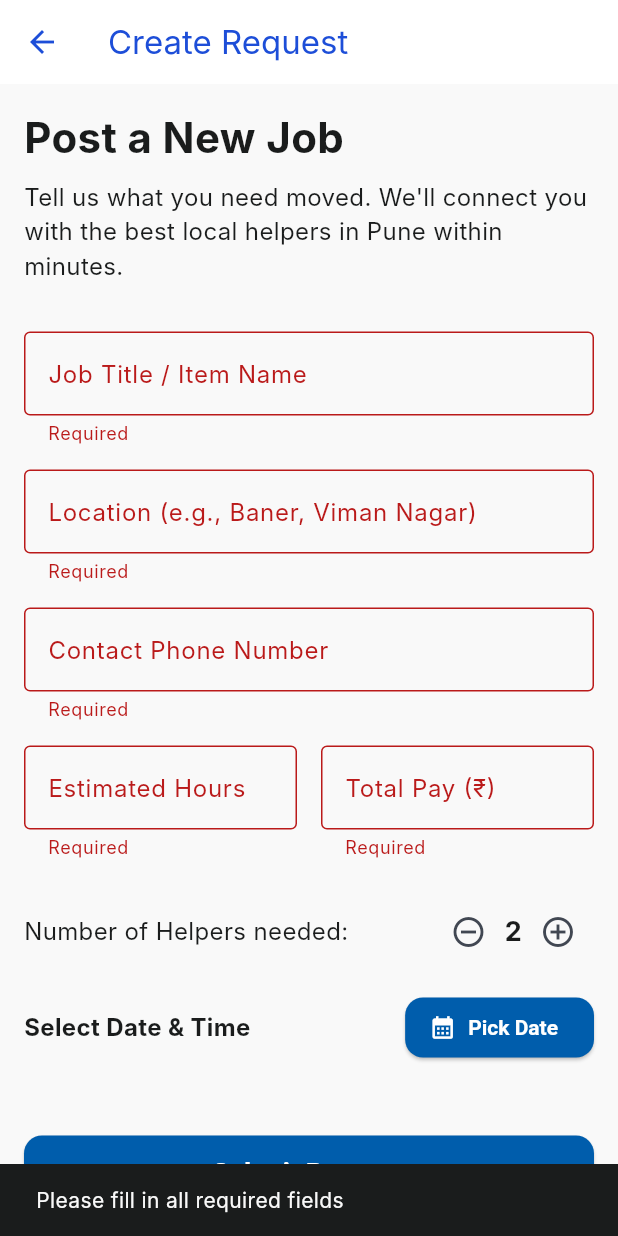
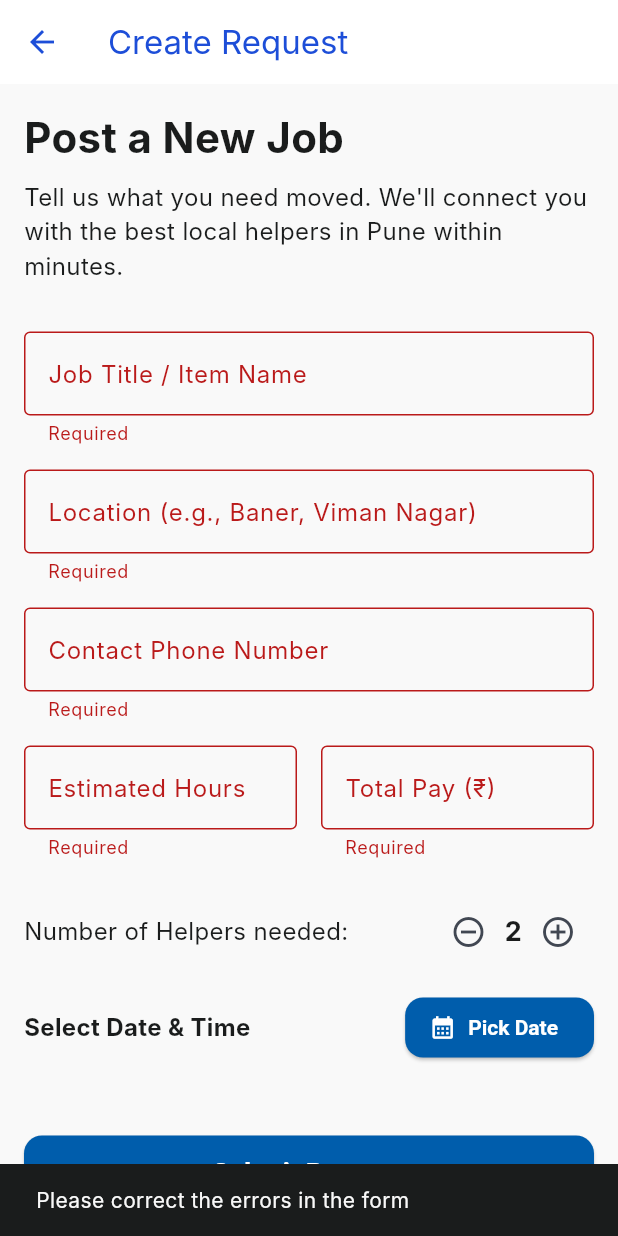
Before and after one commit to SohamSawant21/Shiftease_pune, a Flutter app: the CreateRequestScreen screen opened by its route, after a tap on "Submit Request", on a phone screen of 412 x 824 dp. Run offline on Flutter 3.47's test engine with Material 3 defaults, Android fonts, the phone set to English and light mode, and no system bars; our stand-ins replace cloud_firestore, firebase_auth, firebase_core; accounts and stored records are empty; Roboto replaces fonts that are missing (Inter).

Commit message:
Input Validation & Error Handling

```diff
--- a/shiftease_pune/lib/screens/requester/create_request_screen.dart
+++ b/shiftease_pune/lib/screens/requester/create_request_screen.dart
@@ -55,14 +55,13 @@ class _CreateRequestScreenState extends State<CreateRequestScreen> {
       lastDate: DateTime.now().add(const Duration(days: 365)),
     );
 
-    if (date != null) {
-      if (!mounted) return;
+    if (date != null && mounted) {
       final time = await showTimePicker(
         context: context,
         initialTime: TimeOfDay.now(),
       );
 
-      if (time != null) {
+      if (time != null && mounted) {
         setState(() {
           _selectedDate = date;
           _selectedTime = time;
@@ -73,32 +72,25 @@ class _CreateRequestScreenState extends State<CreateRequestScreen> {
 
   Future<void> _submit() async {
     final formState = _formKey.currentState;
+
+    // 1. Check if all text fields pass their individual validation rules
     if (formState == null || !formState.validate()) {
       ScaffoldMessenger.of(context).showSnackBar(
-        const SnackBar(content: Text('Please fill in all required fields')),
+        const SnackBar(content: Text('Please correct the errors in the form')),
       );
       return;
     }
 
+    // 2. Ensure Date and Time are selected
     if (_selectedDate == null || _selectedTime == null) {
        ScaffoldMessenger.of(context).showSnackBar(
-        const SnackBar(content: Text('Please select Date & Time')),
+        const SnackBar(content: Text('Please select a valid date and time')),
       );
       return;
     }
 
-    // Start loading spinner
-    setState(() {
-      _isLoading = true;
-    });
-
-    try {
-      // 1. Get the current logged-in user
-      final user = FirebaseAuth.instance.currentUser;
-      if (user == null) throw Exception("No user logged in");
-
-      // 2. Combine date and time
-      final combinedDateTime = DateTime(
+    // 3. Ensure the selected Date and Time are not in the past
+    final selectedDateTime = DateTime(
       _selectedDate!.year,
       _selectedDate!.month,
       _selectedDate!.day,
@@ -106,35 +98,46 @@ class _CreateRequestScreenState extends State<CreateRequestScreen> {
       _selectedTime!.minute,
     );
 
-      // 3. Save to Firestore
+    if (selectedDateTime.isBefore(DateTime.now())) {
+      ScaffoldMessenger.of(context).showSnackBar(
+        const SnackBar(content: Text('The selected time cannot be in the past')),
+      );
+      return;
+    }
+
+    setState(() {
+      _isLoading = true;
+    });
+
+    try {
+      final currentUser = FirebaseAuth.instance.currentUser;
+      if (currentUser != null) {
+        // Post data to Firestore
         await FirebaseFirestore.instance.collection('requests').add({
           'name': _nameController.text.trim(),
+          'location': _locationController.text.trim(),
           'phone': _phoneController.text.trim(),
-        'location': _locationController.text.trim(),
-        'duration': int.tryParse(_durationController.text.trim()) ?? 1,
+          'duration': int.parse(_durationController.text.trim()),
+          'payment': double.parse(_paymentController.text.trim()),
           'helpers': _helpersCount,
-        'payment': double.tryParse(_paymentController.text.trim()) ?? 0.0,
-        'dateTime': Timestamp.fromDate(combinedDateTime),
-        'status': 'Pending', // Setting the default status
-        'requesterId': user.uid, // Attaching the creator's ID
-        'createdAt': FieldValue.serverTimestamp(),
+          'dateTime': Timestamp.fromDate(selectedDateTime),
+          'status': 'Pending',
+          'requesterId': currentUser.uid,
         });
 
-      if (!mounted) return;
-
-      // Success Message
+        if (mounted) {
           ScaffoldMessenger.of(context).showSnackBar(
             const SnackBar(content: Text('Request posted successfully!')),
           );
-
-      // Navigate back to the dashboard
-      Navigator.pop(context);
-
+          Navigator.pop(context); // Go back to the dashboard
+        }
+      }
     } catch (e) {
-      if (!mounted) return;
+      if (mounted) {
         ScaffoldMessenger.of(context).showSnackBar(
           SnackBar(content: Text('Error posting request: $e')),
         );
+      }
     } finally {
       if (mounted) {
         setState(() {
@@ -178,7 +181,8 @@ class _CreateRequestScreenState extends State<CreateRequestScreen> {
                         labelText: 'Job Title / Item Name',
                         border: OutlineInputBorder(),
                       ),
-                validator: (value) => value!.isEmpty ? 'Required' : null,
+                      validator: (value) =>
+                          value == null || value.trim().isEmpty ? 'Required' : null,
                     ),
                     const SizedBox(height: 16),
                     TextFormField(
@@ -187,7 +191,8 @@ class _CreateRequestScreenState extends State<CreateRequestScreen> {
                         labelText: 'Location (e.g., Baner, Viman Nagar)',
                         border: OutlineInputBorder(),
                       ),
-                validator: (value) => value!.isEmpty ? 'Required' : null,
+                      validator: (value) =>
+                          value == null || value.trim().isEmpty ? 'Required' : null,
                     ),
                     const SizedBox(height: 16),
                     TextFormField(
@@ -197,7 +202,15 @@ class _CreateRequestScreenState extends State<CreateRequestScreen> {
                         labelText: 'Contact Phone Number',
                         border: OutlineInputBorder(),
                       ),
-                validator: (value) => value!.isEmpty ? 'Required' : null,
+                      validator: (value) {
+                        if (value == null || value.trim().isEmpty) return 'Required';
+                        // Ensures the string only contains numbers and is exactly 10 digits long
+                        final isNumeric = RegExp(r'^[0-9]+$').hasMatch(value);
+                        if (!isNumeric || value.trim().length != 10) {
+                          return 'Enter a valid 10-digit number';
+                        }
+                        return null;
+                      },
                     ),
                     const SizedBox(height: 16),
                     Row(
@@ -210,7 +223,14 @@ class _CreateRequestScreenState extends State<CreateRequestScreen> {
                               labelText: 'Estimated Hours',
                               border: OutlineInputBorder(),
                             ),
-                      validator: (value) => value!.isEmpty ? 'Required' : null,
+                            validator: (value) {
+                              if (value == null || value.trim().isEmpty) return 'Required';
+                              final parsed = int.tryParse(value.trim());
+                              if (parsed == null || parsed <= 0) {
+                                return 'Enter a valid positive number';
+                              }
+                              return null;
+                            },
                           ),
                         ),
                         const SizedBox(width: 16),
@@ -222,7 +242,14 @@ class _CreateRequestScreenState extends State<CreateRequestScreen> {
                               labelText: 'Total Pay (₹)',
                               border: OutlineInputBorder(),
                             ),
-                      validator: (value) => value!.isEmpty ? 'Required' : null,
+                            validator: (value) {
+                              if (value == null || value.trim().isEmpty) return 'Required';
+                              final parsed = double.tryParse(value.trim());
+                              if (parsed == null || parsed <= 0) {
+                                return 'Enter a valid positive amount';
+                              }
+                              return null;
+                            },
                           ),
                         ),
                       ],
@@ -231,7 +258,8 @@ class _CreateRequestScreenState extends State<CreateRequestScreen> {
                     Row(
                       mainAxisAlignment: MainAxisAlignment.spaceBetween,
                       children: [
-                  const Text('Number of Helpers needed:', style: TextStyle(fontSize: 16)),
+                        const Text('Number of Helpers needed:',
+                            style: TextStyle(fontSize: 16)),
                         Row(
                           children: [
                             IconButton(
@@ -242,7 +270,9 @@ class _CreateRequestScreenState extends State<CreateRequestScreen> {
                                 }
                               },
                             ),
-                      Text('$_helpersCount', style: const TextStyle(fontSize: 18, fontWeight: FontWeight.bold)),
+                            Text('$_helpersCount',
+                                style: const TextStyle(
+                                    fontSize: 18, fontWeight: FontWeight.bold)),
                             IconButton(
                               icon: const Icon(Icons.add_circle_outline),
                               onPressed: () {
@@ -257,7 +287,9 @@ class _CreateRequestScreenState extends State<CreateRequestScreen> {
                     Row(
                       mainAxisAlignment: MainAxisAlignment.spaceBetween,
                       children: [
-                  Text(_formattedDateTime, style: const TextStyle(fontSize: 16, fontWeight: FontWeight.bold)),
+                        Text(_formattedDateTime,
+                            style: const TextStyle(
+                                fontSize: 16, fontWeight: FontWeight.bold)),
                         ElevatedButton.icon(
                           onPressed: _pickDateTime,
                           icon: const Icon(Icons.calendar_month),
@@ -271,7 +303,8 @@ class _CreateRequestScreenState extends State<CreateRequestScreen> {
                       height: 50,
                       child: ElevatedButton(
                         onPressed: _submit,
-                  child: const Text('Submit Request', style: TextStyle(fontSize: 18)),
+                        child: const Text('Submit Request',
+                            style: TextStyle(fontSize: 18)),
                       ),
                     ),
                   ],
```
Lines whose indentation alone changed are shown as unchanged.
